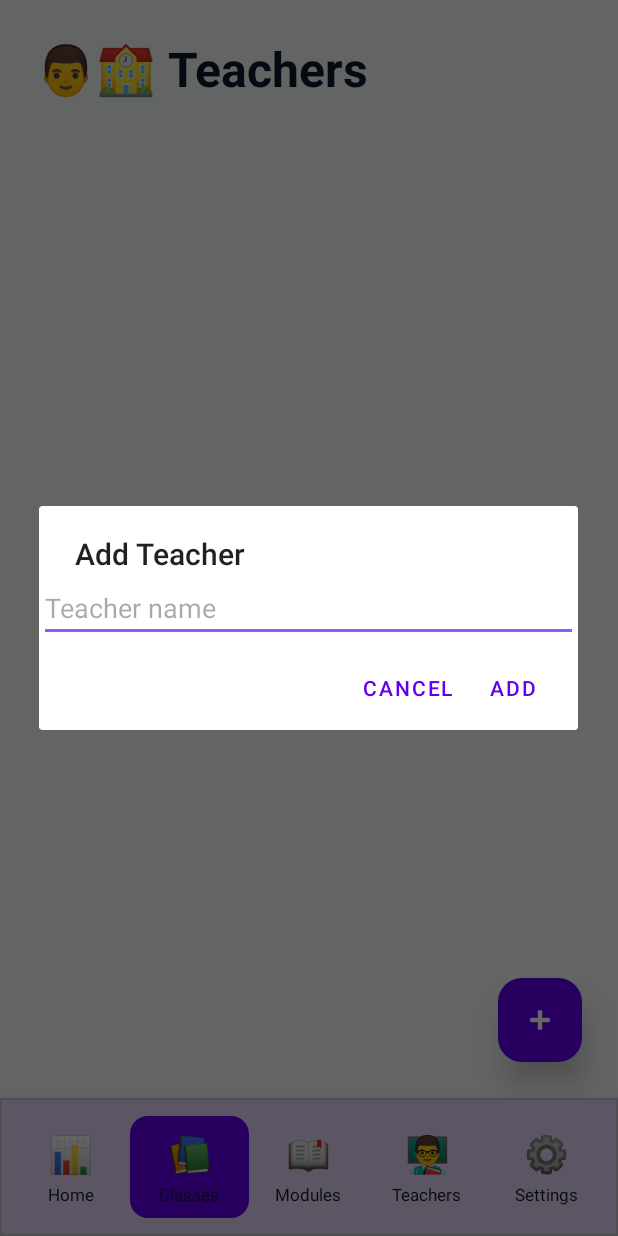
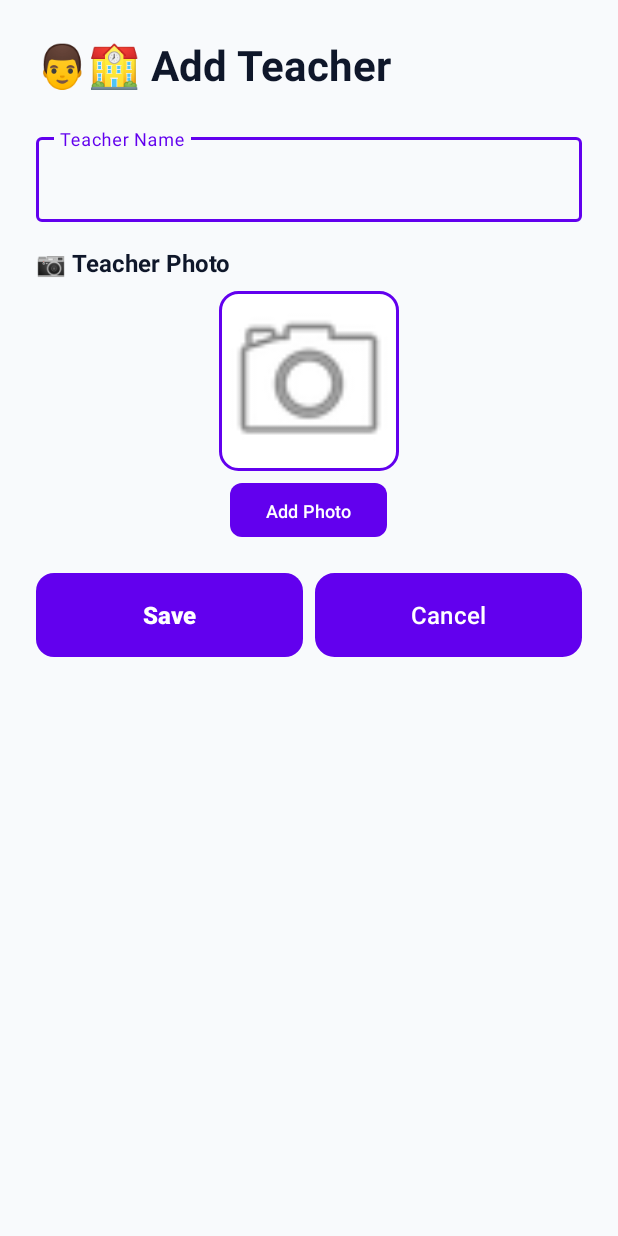
Before and after one commit to Elouahabi-Naoufal/Academic_Management_Assistant, an Android app: the fragment TeachersFragment placed in its activity, after a tap on an icon or button, on a phone screen of 412 x 824 dp. Run offline under Robolectric (Android 15) with nearby library versions, the phone set to English and light mode, and no system bars.

Commit message:
feat: create modern add activities with temporary image storage and complete photo management

```diff
--- /dev/null
+++ b/app/src/main/java/academic/management/assistant/AddTeacherActivity.java
@@ -0,0 +1,288 @@
+package academic.management.assistant;
+
+import android.app.AlertDialog;
+import android.content.Intent;
+import android.net.Uri;
+import android.os.Bundle;
+import android.widget.Button;
+import android.widget.EditText;
+import android.widget.ImageView;
+import android.widget.Toast;
+import android.graphics.Color;
+import android.graphics.drawable.GradientDrawable;
+import android.graphics.Bitmap;
+import android.graphics.BitmapFactory;
+import androidx.appcompat.app.AppCompatActivity;
+import androidx.appcompat.app.AppCompatDelegate;
+import androidx.activity.result.ActivityResultLauncher;
+import androidx.activity.result.contract.ActivityResultContracts;
+import java.io.File;
+import java.io.FileOutputStream;
+import java.io.InputStream;
+import academic.management.assistant.database.DatabaseHelper;
+import academic.management.assistant.database.TeacherDao;
+import academic.management.assistant.database.ThemeDao;
+import academic.management.assistant.model.Teacher;
+
+public class AddTeacherActivity extends AppCompatActivity {
+
+    private EditText teacherNameEdit;
+    private ImageView teacherImage;
+    private TeacherDao teacherDao;
+    private Teacher teacher;
+    private ActivityResultLauncher<Intent> imagePickerLauncher;
+    private ActivityResultLauncher<Intent> imageCropLauncher;
+    private String tempImagePath; // Store image path temporarily
+
+    @Override
+    protected void onCreate(Bundle savedInstanceState) {
+        DatabaseHelper dbHelper = new DatabaseHelper(this);
+        ThemeDao themeDao = new ThemeDao(dbHelper);
+
+        int nightMode = themeDao.isDarkTheme() ?
+            AppCompatDelegate.MODE_NIGHT_YES :
+            AppCompatDelegate.MODE_NIGHT_NO;
+        getDelegate().setLocalNightMode(nightMode);
+
+        getTheme().applyStyle(getAccentStyle(themeDao.getAccentColor()), true);
+
+        super.onCreate(savedInstanceState);
+        setContentView(R.layout.activity_add_teacher);
+
+        teacherDao = new TeacherDao(dbHelper);
+        teacherNameEdit = findViewById(R.id.teacherNameEdit);
+        teacherImage = findViewById(R.id.teacherImage);
+
+        teacher = new Teacher();
+
+        imagePickerLauncher = registerForActivityResult(
+            new ActivityResultContracts.StartActivityForResult(),
+            result -> {
+                if (result.getResultCode() == RESULT_OK && result.getData() != null) {
+                    Uri imageUri = result.getData().getData();
+                    saveImageToApp(imageUri);
+                }
+            }
+        );
+
+        imageCropLauncher = registerForActivityResult(
+            new ActivityResultContracts.StartActivityForResult(),
+            result -> {
+                if (result.getResultCode() == RESULT_OK && result.getData() != null) {
+                    android.os.Bundle extras = result.getData().getExtras();
+                    if (extras != null) {
+                        Bitmap croppedBitmap = (Bitmap) extras.get("data");
+                        saveCroppedImage(croppedBitmap);
+                    }
+                }
+            }
+        );
+
+        Button addImageBtn = findViewById(R.id.addImageBtn);
+        Button changeImageBtn = findViewById(R.id.changeImageBtn);
+        Button cropImageBtn = findViewById(R.id.cropImageBtn);
+        Button removeImageBtn = findViewById(R.id.removeImageBtn);
+        Button saveBtn = findViewById(R.id.saveBtn);
+        Button cancelBtn = findViewById(R.id.cancelBtn);
+
+        addImageBtn.post(() -> {
+            int accentColor = Color.parseColor(themeDao.getAccentColor());
+            GradientDrawable addBg = new GradientDrawable();
+            addBg.setShape(GradientDrawable.RECTANGLE);
+            addBg.setColor(accentColor);
+            addBg.setCornerRadius(8 * getResources().getDisplayMetrics().density);
+            addImageBtn.setBackground(addBg);
+        });
+
+        changeImageBtn.post(() -> {
+            int accentColor = Color.parseColor(themeDao.getAccentColor());
+            GradientDrawable changeBg = new GradientDrawable();
+            changeBg.setShape(GradientDrawable.RECTANGLE);
+            changeBg.setColor(accentColor);
+            changeBg.setCornerRadius(8 * getResources().getDisplayMetrics().density);
+            changeImageBtn.setBackground(changeBg);
+        });
+
+        cropImageBtn.post(() -> {
+            int accentColor = Color.parseColor(themeDao.getAccentColor());
+            GradientDrawable cropBg = new GradientDrawable();
+            cropBg.setShape(GradientDrawable.RECTANGLE);
+            cropBg.setColor(accentColor);
+            cropBg.setCornerRadius(8 * getResources().getDisplayMetrics().density);
+            cropImageBtn.setBackground(cropBg);
+        });
+
+        saveBtn.post(() -> {
+            int accentColor = Color.parseColor(themeDao.getAccentColor());
+            GradientDrawable saveBg = new GradientDrawable();
+            saveBg.setShape(GradientDrawable.RECTANGLE);
+            saveBg.setColor(accentColor);
+            saveBg.setCornerRadius(12 * getResources().getDisplayMetrics().density);
+            saveBtn.setBackground(saveBg);
+        });
+
+        addImageBtn.setOnClickListener(v -> openImagePicker());
+        changeImageBtn.setOnClickListener(v -> openImagePicker());
+        cropImageBtn.setOnClickListener(v -> cropCurrentImage());
+        removeImageBtn.setOnClickListener(v -> removeImage());
+        saveBtn.setOnClickListener(v -> saveTeacher());
+        cancelBtn.setOnClickListener(v -> finish());
+
+        updateButtonVisibility();
+    }
+
+    private void openImagePicker() {
+        Intent intent = new Intent(Intent.ACTION_GET_CONTENT);
+        intent.setType("image/*");
+        imagePickerLauncher.launch(intent);
+    }
+
+    private void saveImageToApp(Uri imageUri) {
+        try {
+            InputStream inputStream = getContentResolver().openInputStream(imageUri);
+            Bitmap bitmap = BitmapFactory.decodeStream(inputStream);
+
+            File imagesDir = new File(getFilesDir(), "teacher_images");
+            if (!imagesDir.exists()) imagesDir.mkdirs();
+
+            String fileName = "temp_teacher_" + System.currentTimeMillis() + ".jpg";
+            File imageFile = new File(imagesDir, fileName);
+
+            FileOutputStream outputStream = new FileOutputStream(imageFile);
+            bitmap.compress(Bitmap.CompressFormat.JPEG, 80, outputStream);
+            outputStream.close();
+
+            tempImagePath = imageFile.getAbsolutePath();
+            teacherImage.setImageBitmap(bitmap);
+            updateButtonVisibility();
+            Toast.makeText(this, "Image added!", Toast.LENGTH_SHORT).show();
+
+        } catch (Exception e) {
+            Toast.makeText(this, "Failed to save image", Toast.LENGTH_SHORT).show();
+        }
+    }
+
+    private void cropCurrentImage() {
+        if (tempImagePath == null || tempImagePath.isEmpty()) {
+            Toast.makeText(this, "No image to crop", Toast.LENGTH_SHORT).show();
+            return;
+        }
+
+        try {
+            String imageUriString = android.provider.MediaStore.Images.Media.insertImage(
+                getContentResolver(),
+                tempImagePath,
+                "temp_crop",
+                null
+            );
+
+            Intent cropIntent = new Intent("com.android.camera.action.CROP");
+            cropIntent.setDataAndType(Uri.parse(imageUriString), "image/*");
+            cropIntent.putExtra("crop", "true");
+            cropIntent.putExtra("aspectX", 1);
+            cropIntent.putExtra("aspectY", 1);
+            cropIntent.putExtra("outputX", 200);
+            cropIntent.putExtra("outputY", 200);
+            cropIntent.putExtra("return-data", true);
+
+            imageCropLauncher.launch(cropIntent);
+
+        } catch (Exception e) {
+            Toast.makeText(this, "Crop not supported on this device", Toast.LENGTH_SHORT).show();
+        }
+    }
+
+    private void saveCroppedImage(Bitmap croppedBitmap) {
+        try {
+            File imageFile = new File(tempImagePath);
+            FileOutputStream outputStream = new FileOutputStream(imageFile);
+            croppedBitmap.compress(Bitmap.CompressFormat.JPEG, 80, outputStream);
+            outputStream.close();
+
+            teacherImage.setImageBitmap(croppedBitmap);
+            Toast.makeText(this, "Image cropped!", Toast.LENGTH_SHORT).show();
+
+        } catch (Exception e) {
+            Toast.makeText(this, "Failed to save cropped image", Toast.LENGTH_SHORT).show();
+        }
+    }
+
+    private void removeImage() {
+        new AlertDialog.Builder(this)
+            .setTitle("Remove Image")
+            .setMessage("Remove teacher photo?")
+            .setPositiveButton("Remove", (dialog, which) -> {
+                if (tempImagePath != null && !tempImagePath.isEmpty()) {
+                    File imageFile = new File(tempImagePath);
+                    if (imageFile.exists()) {
+                        imageFile.delete();
+                    }
+                }
+                tempImagePath = null;
+                teacherImage.setImageBitmap(null);
+                teacherImage.setImageDrawable(null);
+                teacherImage.setImageResource(android.R.drawable.ic_menu_camera);
+                updateButtonVisibility();
+                Toast.makeText(this, "Image removed!", Toast.LENGTH_SHORT).show();
+            })
+            .setNegativeButton("Cancel", null)
+            .show();
+    }
+
+    private void updateButtonVisibility() {
+        Button addImageBtn = findViewById(R.id.addImageBtn);
+        Button changeImageBtn = findViewById(R.id.changeImageBtn);
+        Button cropImageBtn = findViewById(R.id.cropImageBtn);
+        Button removeImageBtn = findViewById(R.id.removeImageBtn);
+
+        boolean hasImage = tempImagePath != null && !tempImagePath.isEmpty() &&
+                          new File(tempImagePath).exists();
+
+        addImageBtn.setVisibility(hasImage ? android.view.View.GONE : android.view.View.VISIBLE);
+        changeImageBtn.setVisibility(hasImage ? android.view.View.VISIBLE : android.view.View.GONE);
+        cropImageBtn.setVisibility(hasImage ? android.view.View.VISIBLE : android.view.View.GONE);
+        removeImageBtn.setVisibility(hasImage ? android.view.View.VISIBLE : android.view.View.GONE);
+    }
+
+    private void saveTeacher() {
+        String name = teacherNameEdit.getText().toString().trim();
+
+        if (name.isEmpty()) {
+            Toast.makeText(this, "Please enter teacher name", Toast.LENGTH_SHORT).show();
+            return;
+        }
+
+        teacher.fullName = name;
+        long teacherId = teacherDao.insertTeacher(teacher);
+
+        // If there's a temp image, rename it to final name
+        if (tempImagePath != null && !tempImagePath.isEmpty()) {
+            try {
+                File tempFile = new File(tempImagePath);
+                File finalFile = new File(tempFile.getParent(), "teacher_" + teacherId + ".jpg");
+
+                if (tempFile.renameTo(finalFile)) {
+                    teacher.id = (int) teacherId;
+                    teacher.imagePath = finalFile.getAbsolutePath();
+                    teacherDao.updateTeacher(teacher);
+                }
+            } catch (Exception e) {
+                // Image save failed but teacher is created
+            }
+        }
+
+        Toast.makeText(this, "Teacher added!", Toast.LENGTH_SHORT).show();
+        finish();
+    }
+
+    private int getAccentStyle(String color) {
+        switch (color) {
+            case "#6200EE": return R.style.AccentPurple;
+            case "#2196F3": return R.style.AccentBlue;
+            case "#10B981": return R.style.AccentGreen;
+            case "#F44336": return R.style.AccentRed;
+            case "#FF9800": return R.style.AccentOrange;
+            default: return R.style.AccentPurple;
+        }
+    }
+}
--- a/app/src/main/java/academic/management/assistant/TeachersFragment.java
+++ b/app/src/main/java/academic/management/assistant/TeachersFragment.java
@@ -54,25 +54,8 @@ public class TeachersFragment extends Fragment {
     }
 
     private void showAddDialog() {
-        AlertDialog.Builder builder = new AlertDialog.Builder(getActivity());
-        builder.setTitle("Add Teacher");
-
-        EditText input = new EditText(getActivity());
-        input.setHint("Teacher name");
-        builder.setView(input);
-
-        builder.setPositiveButton("Add", (dialog, which) -> {
-            String name = input.getText().toString().trim();
-            if (!name.isEmpty()) {
-                Teacher teacher = new Teacher();
-                teacher.fullName = name;
-                teacherDao.insertTeacher(teacher);
-                loadTeachers();
-                Toast.makeText(getActivity(), "Teacher added!", Toast.LENGTH_SHORT).show();
-            }
-        });
-        builder.setNegativeButton("Cancel", null);
-        builder.show();
+        android.content.Intent intent = new android.content.Intent(getActivity(), AddTeacherActivity.class);
+        startActivity(intent);
     }
 
     private void showEditDialog(Teacher teacher) {
--- /dev/null
+++ b/app/src/main/res/layout/activity_add_teacher.xml
@@ -0,0 +1,131 @@
+<?xml version="1.0" encoding="utf-8"?>
+<ScrollView xmlns:android="http://schemas.android.com/apk/res/android"
+    android:layout_width="match_parent"
+    android:layout_height="match_parent"
+    android:background="?android:attr/colorBackground"
+    android:fillViewport="true">
+
+    <LinearLayout
+        android:layout_width="match_parent"
+        android:layout_height="wrap_content"
+        android:orientation="vertical"
+        android:padding="24dp">
+
+        <TextView
+            android:layout_width="wrap_content"
+            android:layout_height="wrap_content"
+            android:text="👨🏫 Add Teacher"
+            android:textSize="28sp"
+            android:textStyle="bold"
+            android:textColor="?attr/colorOnBackground"
+            android:layout_marginBottom="24dp" />
+
+        <com.google.android.material.textfield.TextInputLayout
+            android:layout_width="match_parent"
+            android:layout_height="wrap_content"
+            android:hint="Teacher Name"
+            android:layout_marginBottom="16dp"
+            style="@style/Widget.Material3.TextInputLayout.OutlinedBox">
+
+            <com.google.android.material.textfield.TextInputEditText
+                android:id="@+id/teacherNameEdit"
+                android:layout_width="match_parent"
+                android:layout_height="wrap_content"
+                android:inputType="text" />
+        </com.google.android.material.textfield.TextInputLayout>
+
+        <TextView
+            android:layout_width="wrap_content"
+            android:layout_height="wrap_content"
+            android:text="📷 Teacher Photo"
+            android:textStyle="bold"
+            android:textSize="16sp"
+            android:textColor="?attr/colorOnBackground"
+            android:layout_marginBottom="8dp" />
+
+        <ImageView
+            android:id="@+id/teacherImage"
+            android:layout_width="120dp"
+            android:layout_height="120dp"
+            android:layout_gravity="center"
+            android:background="@drawable/input_background"
+            android:scaleType="centerCrop"
+            android:src="@android:drawable/ic_menu_camera"
+            android:layout_marginBottom="8dp" />
+
+        <LinearLayout
+            android:layout_width="wrap_content"
+            android:layout_height="wrap_content"
+            android:layout_gravity="center"
+            android:orientation="horizontal"
+            android:layout_marginBottom="24dp">
+
+            <Button
+                android:id="@+id/addImageBtn"
+                android:layout_width="wrap_content"
+                android:layout_height="36dp"
+                android:text="Add Photo"
+                android:textSize="12sp"
+                android:visibility="visible" />
+
+            <Button
+                android:id="@+id/changeImageBtn"
+                android:layout_width="wrap_content"
+                android:layout_height="36dp"
+                android:text="Change"
+                android:textSize="12sp"
+                android:layout_marginEnd="4dp"
+                android:visibility="gone" />
+
+            <Button
+                android:id="@+id/cropImageBtn"
+                android:layout_width="wrap_content"
+                android:layout_height="36dp"
+                android:text="Crop"
+                android:textSize="12sp"
+                android:layout_marginEnd="4dp"
+                android:visibility="gone" />
+
+            <Button
+                android:id="@+id/removeImageBtn"
+                android:layout_width="wrap_content"
+                android:layout_height="36dp"
+                android:text="Remove"
+                android:textSize="12sp"
+                android:background="@drawable/button_danger"
+                android:visibility="gone" />
+
+        </LinearLayout>
+
+        <LinearLayout
+            android:layout_width="match_parent"
+            android:layout_height="wrap_content"
+            android:orientation="horizontal"
+            android:gravity="center">
+
+            <Button
+                android:id="@+id/saveBtn"
+                android:layout_width="0dp"
+                android:layout_height="56dp"
+                android:layout_weight="1"
+                android:text="Save"
+                android:textColor="@color/white"
+                android:textSize="16sp"
+                android:textStyle="bold"
+                android:layout_marginEnd="8dp" />
+
+            <Button
+                android:id="@+id/cancelBtn"
+                android:layout_width="0dp"
+                android:layout_height="56dp"
+                android:layout_weight="1"
+                android:text="Cancel"
+                android:textColor="@color/white"
+                android:textSize="16sp"
+                android:background="@drawable/button_secondary" />
+
+        </LinearLayout>
+
+    </LinearLayout>
+
+</ScrollView>
```
Also changed, not shown: app/src/main/AndroidManifest.xml (+8 -0 lines), app/src/main/java/academic/management/assistant/AddModuleActivity.java (added, +81 -0 lines), app/src/main/java/academic/management/assistant/ModulesFragment.java (+2 -19 lines), app/src/main/res/layout/activity_add_module.xml (added, +68 -0 lines).
